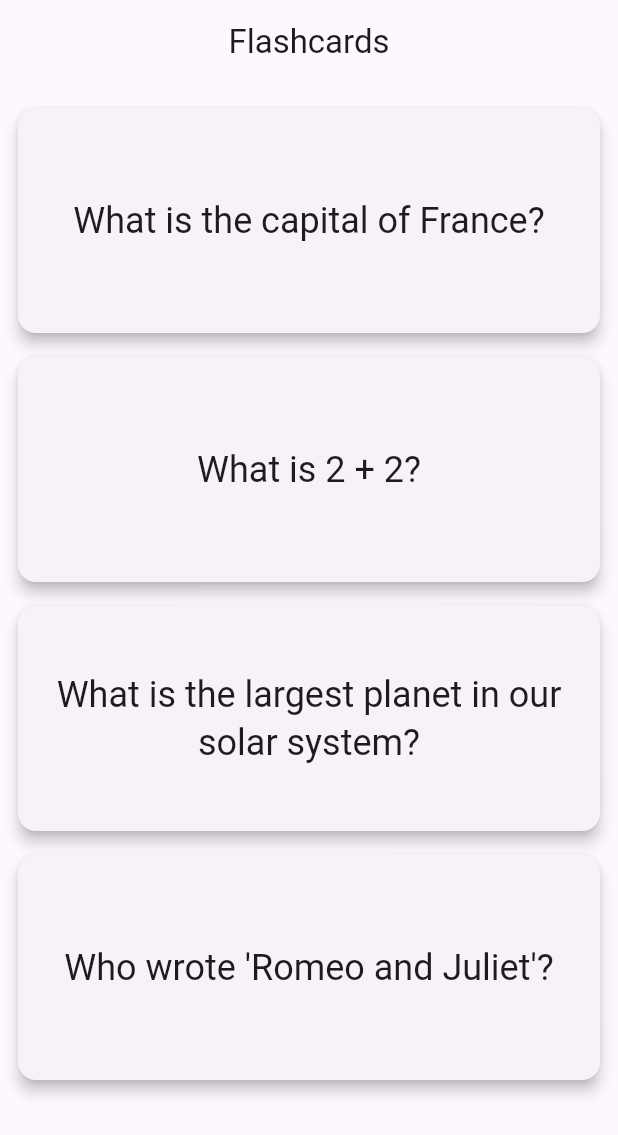
After one commit to AbdullahWali79/FlutterSP25, a Flutter app: the FlashcardScreen screen opened directly, on a phone screen of 412 x 824 dp. The commit adds this screen. Shown: the top 1135 px of the screen. Run offline on Flutter 3.47's test engine with Material 3 defaults, Android fonts, the phone set to English and light mode, and no system bars.

Commit message:
basic level app

```diff
--- a/first_app/lib/main.dart
+++ b/first_app/lib/main.dart
@@ -15,7 +15,7 @@
         ),
         body: Center(
           child: Text(
-            "Flutter",
+            "Abdullah",
             style: TextStyle(
               fontSize: 23,
               fontWeight: FontWeight.w900,
--- /dev/null
+++ b/profile_app_sp_2025/lib/main.dart
@@ -0,0 +1,120 @@
+import 'package:flutter/material.dart';
+
+void main() {
+  runApp(const MyApp());
+}
+
+class MyApp extends StatelessWidget {
+  const MyApp({super.key});
+
+  @override
+  Widget build(BuildContext context) {
+    return MaterialApp(
+      title: 'Flashcard App',
+      theme: ThemeData(
+        primarySwatch: Colors.blue,
+        useMaterial3: true,
+      ),
+      home: const FlashcardScreen(),
+    );
+  }
+}
+
+class Flashcard {
+  final String question;
+  final String answer;
+
+  const Flashcard({required this.question, required this.answer});
+}
+
+class FlashcardScreen extends StatelessWidget {
+  const FlashcardScreen({super.key});
+
+  static final List<Flashcard> flashcards = [
+    const Flashcard(
+      question: "What is the capital of France?",
+      answer: "Paris",
+    ),
+    const Flashcard(
+      question: "What is 2 + 2?",
+      answer: "4",
+    ),
+    const Flashcard(
+      question: "What is the largest planet in our solar system?",
+      answer: "Jupiter",
+    ),
+    const Flashcard(
+      question: "Who wrote 'Romeo and Juliet'?",
+      answer: "William Shakespeare",
+    ),
+  ];
+
+  @override
+  Widget build(BuildContext context) {
+    return Scaffold(
+      appBar: AppBar(
+        title: const Text('Flashcards'),
+        centerTitle: true,
+      ),
+      body: ListView.builder(
+        padding: const EdgeInsets.all(8.0),
+        itemCount: flashcards.length,
+        itemBuilder: (context, index) {
+          return Padding(
+            padding: const EdgeInsets.symmetric(vertical: 4.0),
+            child: FlashcardWidget(flashcard: flashcards[index]),
+          );
+        },
+      ),
+    );
+  }
+}
+
+class FlashcardWidget extends StatefulWidget {
+  final Flashcard flashcard;
+
+  const FlashcardWidget({
+    super.key,
+    required this.flashcard,
+  });
+
+  @override
+  State<FlashcardWidget> createState() => _FlashcardWidgetState();
+}
+
+class _FlashcardWidgetState extends State<FlashcardWidget> {
+  bool _showAnswer = false;
+
+  void _toggleCard() {
+    setState(() {
+      _showAnswer = !_showAnswer;
+    });
+  }
+
+  @override
+  Widget build(BuildContext context) {
+    return GestureDetector(
+      onTap: _toggleCard,
+      child: Card(
+        elevation: 4,
+        child: Container(
+          height: 150,
+          padding: const EdgeInsets.all(16.0),
+          child: Center(
+            child: AnimatedSwitcher(
+              duration: const Duration(milliseconds: 300),
+              child: Text(
+                _showAnswer
+                    ? widget.flashcard.answer
+                    : widget.flashcard.question,
+                key: ValueKey<bool>(_showAnswer),
+                style: Theme.of(context).textTheme.headlineSmall,
+                textAlign: TextAlign.center,
+              ),
+            ),
+          ),
+        ),
+      ),
+    );
+  }
+}
```
Also changed, not shown: profile_app_sp_2025/analysis_options.yaml (added, +28 -0 lines), profile_app_sp_2025/pubspec.yaml (added, +90 -0 lines), profile_app_sp_2025/pubspec.lock (added), 23 other files.
